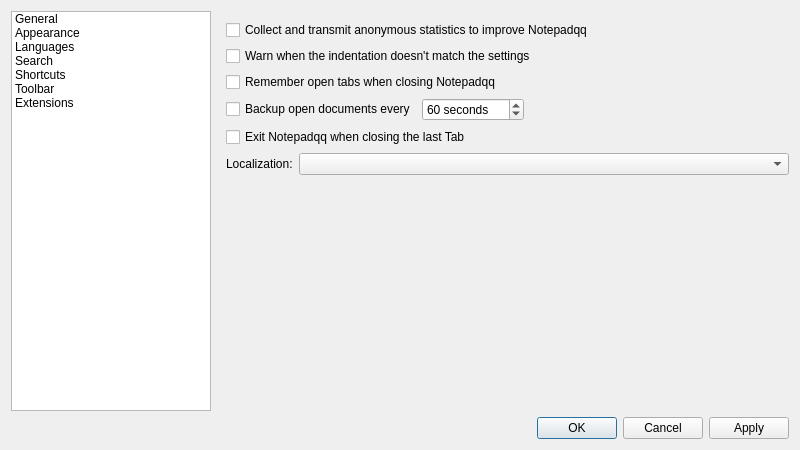
First picture: the form in src/ui/frmpreferences.ui, repository kravich/notepad, before the edit.
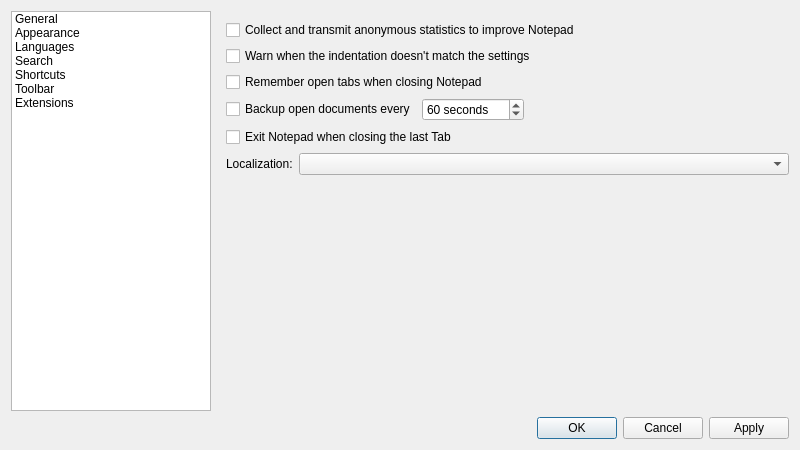
Second picture: the form after the edit. The open tabs and pages were chosen to show the change. Icons and pictures are not drawn.

Commit message: Perform sed -i "s/Notepadqq/Notepad/g" on all files

```diff
--- a/src/ui/frmpreferences.ui
+++ b/src/ui/frmpreferences.ui
@@ -107,7 +107,7 @@
          <item>
           <widget class="QCheckBox" name="chkCollectStatistics">
            <property name="text">
-            <string>Collect and transmit anonymous statistics to improve Notepadqq</string>
+            <string>Collect and transmit anonymous statistics to improve Notepad</string>
            </property>
           </widget>
          </item>
@@ -121,7 +121,7 @@
          <item>
           <widget class="QCheckBox" name="chkRememberSession">
            <property name="text">
-            <string>Remember open tabs when closing Notepadqq</string>
+            <string>Remember open tabs when closing Notepad</string>
            </property>
           </widget>
          </item>
@@ -168,7 +168,7 @@
          <item>
           <widget class="QCheckBox" name="chkExitOnLastTabClose">
            <property name="text">
-            <string>Exit Notepadqq when closing the last Tab</string>
+            <string>Exit Notepad when closing the last Tab</string>
            </property>
           </widget>
          </item>
```
Left out of the diff: 2 changed lines with no effect on the pictures. The commit also changes 58 other files.
